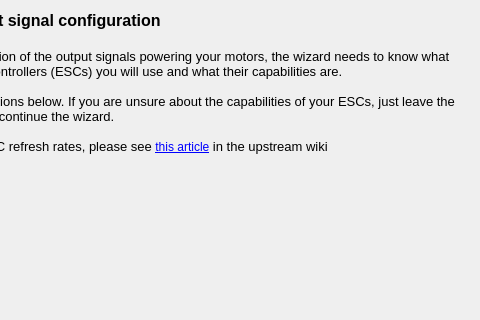
Above: ground/gcs/src/plugins/setupwizard/pages/outputpage.ui from reubenfirmin/droniNG before the change; both pictures show x 171 to 651 and y 0 to 320 of the 651 by 475 pixel window. Below: the same form after it.
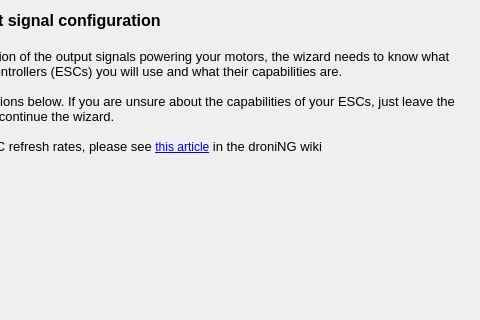
That is the form after the change. Icons and pictures are not drawn.

```diff
--- a/ground/gcs/src/plugins/setupwizard/pages/outputpage.ui
+++ b/ground/gcs/src/plugins/setupwizard/pages/outputpage.ui
@@ -30,7 +30,7 @@
 &lt;p style=&quot;-qt-paragraph-type:empty; margin-top:0px; margin-bottom:0px; margin-left:0px; margin-right:0px; -qt-block-indent:0; text-indent:0px; font-family:'MS Shell Dlg 2'; font-size:10pt;&quot;&gt;&lt;br /&gt;&lt;/p&gt;
 &lt;p style=&quot; margin-top:0px; margin-bottom:0px; margin-left:0px; margin-right:0px; -qt-block-indent:0; text-indent:0px;&quot;&gt;&lt;span style=&quot; font-family:'MS Shell Dlg 2'; font-size:10pt;&quot;&gt;Please select one of the options below. If you are unsure about the capabilities of your ESCs, just leave the default option selected and continue the wizard.&lt;/span&gt;&lt;/p&gt;
 &lt;p style=&quot;-qt-paragraph-type:empty; margin-top:0px; margin-bottom:0px; margin-left:0px; margin-right:0px; -qt-block-indent:0; text-indent:0px; font-family:'MS Shell Dlg 2'; font-size:10pt;&quot;&gt;&lt;br /&gt;&lt;/p&gt;
-&lt;p style=&quot; margin-top:0px; margin-bottom:0px; margin-left:0px; margin-right:0px; -qt-block-indent:0; text-indent:0px;&quot;&gt;&lt;span style=&quot; font-family:'MS Shell Dlg 2'; font-size:10pt;&quot;&gt;To read more regarding ESC refresh rates, please see &lt;/span&gt;&lt;a href=&quot;https://github.com/d-ronin/dRonin/wiki/OnlineHelp:-ESC-Refresh-Rate&quot;&gt;this article&lt;/a&gt;&lt;span style=&quot; font-family:'MS Shell Dlg 2'; font-size:10pt;&quot;&gt; in the upstream wiki&lt;/span&gt;&lt;/p&gt;&lt;/body&gt;&lt;/html&gt;</string>
+&lt;p style=&quot; margin-top:0px; margin-bottom:0px; margin-left:0px; margin-right:0px; -qt-block-indent:0; text-indent:0px;&quot;&gt;&lt;span style=&quot; font-family:'MS Shell Dlg 2'; font-size:10pt;&quot;&gt;To read more regarding ESC refresh rates, please see &lt;/span&gt;&lt;a href=&quot;https://github.com/reubenfirmin/droniNG/wiki/OnlineHelp:-ESC-Refresh-Rate&quot;&gt;this article&lt;/a&gt;&lt;span style=&quot; font-family:'MS Shell Dlg 2'; font-size:10pt;&quot;&gt; in the droniNG wiki&lt;/span&gt;&lt;/p&gt;&lt;/body&gt;&lt;/html&gt;</string>
      </property>
      <property name="alignment">
       <set>Qt::AlignLeading|Qt::AlignLeft|Qt::AlignTop</set>
```
